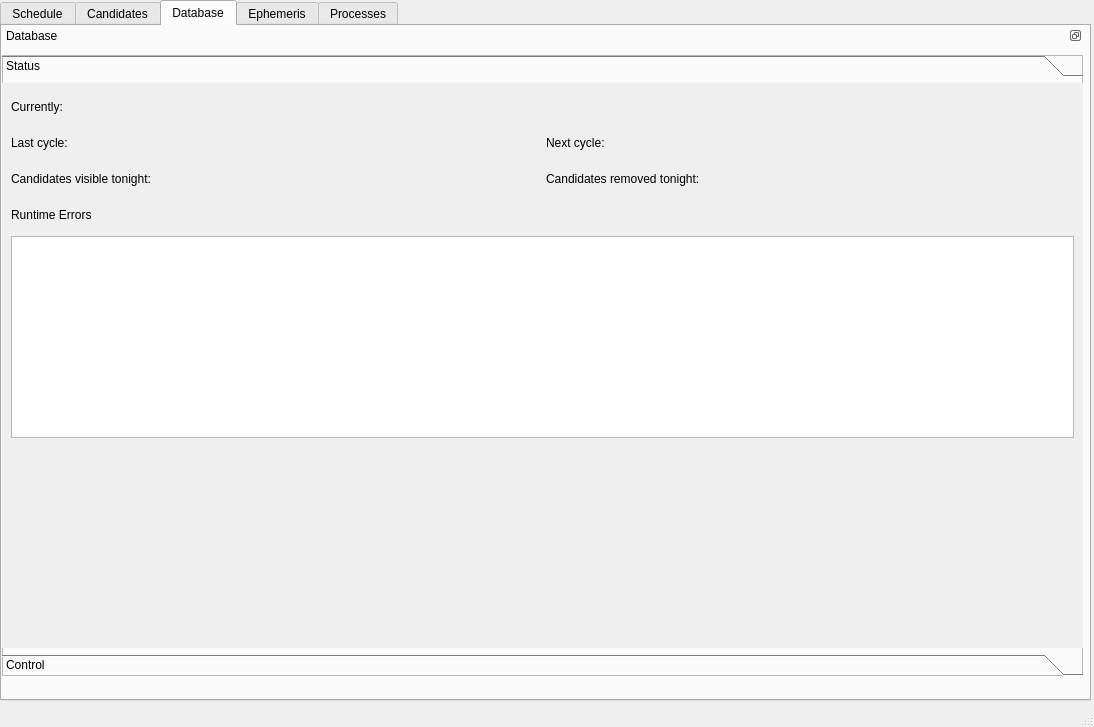
Old version of the form MaestroCore/GUI/mainwindow.ui in the repository sagesanto/scheduler.
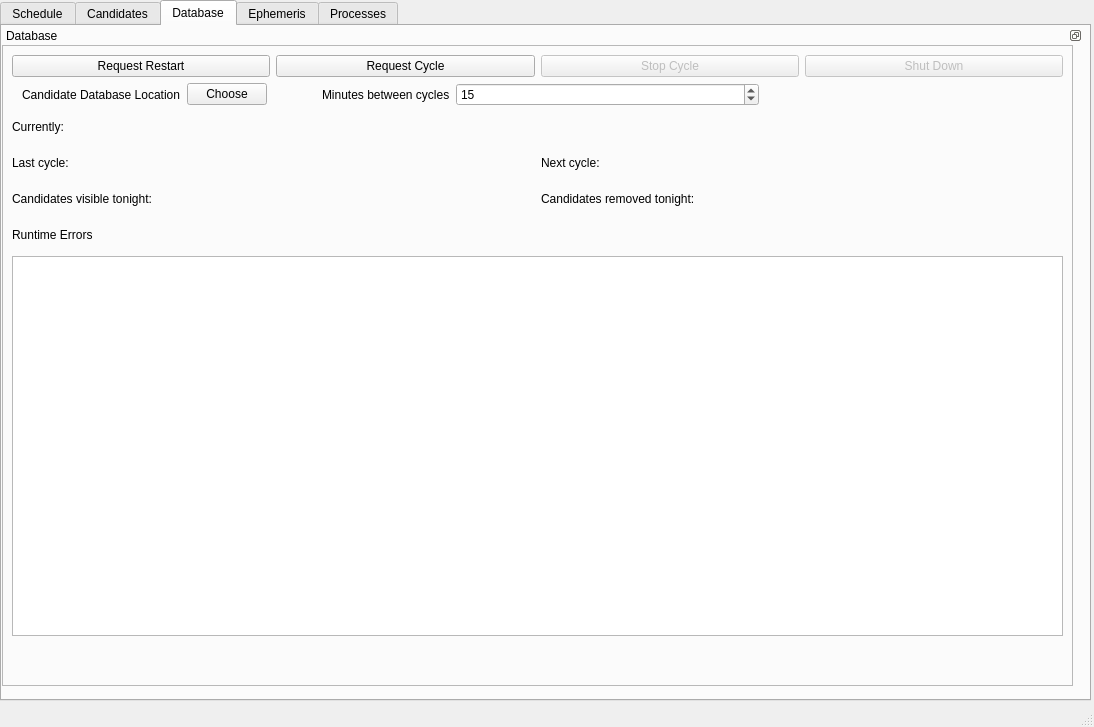
New version of the form. The open tabs and pages were chosen to show the change. Custom widgets are drawn as their Qt base class.

Commit message: aesthetic changes to db page, added hard mode but haven't tested it lol. need to add functionality to Show All Candidates checkbox

```diff
--- a/MaestroCore/GUI/mainwindow.ui
+++ b/MaestroCore/GUI/mainwindow.ui
@@ -467,9 +467,9 @@
         <property name="geometry">
          <rect>
           <x>0</x>
-          <y>10</y>
-          <width>1081</width>
-          <height>621</height>
+          <y>0</y>
+          <width>1071</width>
+          <height>641</height>
          </rect>
         </property>
         <property name="sizePolicy">
@@ -487,195 +487,11 @@
         <property name="lineWidth">
          <number>1</number>
         </property>
-        <widget class="QToolBox" name="dbToolbox">
-         <property name="geometry">
-          <rect>
-           <x>0</x>
-           <y>0</y>
-           <width>1081</width>
-           <height>621</height>
-          </rect>
-         </property>
-         <property name="sizePolicy">
-          <sizepolicy hsizetype="Preferred" vsizetype="Preferred">
-           <horstretch>0</horstretch>
-           <verstretch>0</verstretch>
-          </sizepolicy>
-         </property>
-         <property name="currentIndex">
-          <number>0</number>
-         </property>
-         <widget class="QWidget" name="statusPage">
-          <property name="geometry">
-           <rect>
-            <x>0</x>
-            <y>0</y>
-            <width>1081</width>
-            <height>551</height>
-           </rect>
-          </property>
-          <attribute name="label">
-           <string>Status</string>
-          </attribute>
-          <layout class="QVBoxLayout" name="verticalLayout">
+        <layout class="QVBoxLayout" name="verticalLayout_7">
            <item>
-            <layout class="QHBoxLayout" name="horizontalLayout_8">
+          <layout class="QVBoxLayout" name="verticalLayout_5">
              <item>
-              <widget class="QLabel" name="label_6">
-               <property name="minimumSize">
-                <size>
-                 <width>0</width>
-                 <height>30</height>
-                </size>
-               </property>
-               <property name="text">
-                <string>Currently:</string>
-               </property>
-              </widget>
-             </item>
-            </layout>
-           </item>
-           <item>
-            <layout class="QHBoxLayout" name="horizontalLayout_3">
-             <property name="sizeConstraint">
-              <enum>QLayout::SetDefaultConstraint</enum>
-             </property>
-             <item>
-              <widget class="QLabel" name="label">
-               <property name="sizePolicy">
-                <sizepolicy hsizetype="Preferred" vsizetype="Minimum">
-                 <horstretch>0</horstretch>
-                 <verstretch>0</verstretch>
-                </sizepolicy>
-               </property>
-               <property name="minimumSize">
-                <size>
-                 <width>0</width>
-                 <height>30</height>
-                </size>
-               </property>
-               <property name="text">
-                <string>Last cycle:</string>
-               </property>
-              </widget>
-             </item>
-             <item>
-              <widget class="QLabel" name="label_2">
-               <property name="text">
-                <string>Next cycle:</string>
-               </property>
-              </widget>
-             </item>
-            </layout>
-           </item>
-           <item>
-            <layout class="QHBoxLayout" name="horizontalLayout_4">
-             <item>
-              <widget class="QLabel" name="label_4">
-               <property name="minimumSize">
-                <size>
-                 <width>0</width>
-                 <height>30</height>
-                </size>
-               </property>
-               <property name="text">
-                <string>Candidates visible tonight:</string>
-               </property>
-              </widget>
-             </item>
-             <item>
-              <widget class="QLabel" name="label_5">
-               <property name="text">
-                <string>Candidates removed tonight:</string>
-               </property>
-              </widget>
-             </item>
-            </layout>
-           </item>
-           <item>
-            <layout class="QVBoxLayout" name="verticalLayout_2">
-             <item>
-              <widget class="QLabel" name="label_3">
-               <property name="sizePolicy">
-                <sizepolicy hsizetype="Preferred" vsizetype="Preferred">
-                 <horstretch>0</horstretch>
-                 <verstretch>0</verstretch>
-                </sizepolicy>
-               </property>
-               <property name="minimumSize">
-                <size>
-                 <width>0</width>
-                 <height>30</height>
-                </size>
-               </property>
-               <property name="text">
-                <string>Runtime Errors</string>
-               </property>
-              </widget>
-             </item>
-             <item>
-              <widget class="QTableView" name="tableView">
-               <property name="sizePolicy">
-                <sizepolicy hsizetype="Preferred" vsizetype="Expanding">
-                 <horstretch>0</horstretch>
-                 <verstretch>0</verstretch>
-                </sizepolicy>
-               </property>
-               <property name="sizeAdjustPolicy">
-                <enum>QAbstractScrollArea::AdjustToContents</enum>
-               </property>
-               <property name="sortingEnabled">
-                <bool>true</bool>
-               </property>
-               <attribute name="verticalHeaderShowSortIndicator" stdset="0">
-                <bool>true</bool>
-               </attribute>
-              </widget>
-             </item>
-             <item>
-              <spacer name="verticalSpacer_2">
-               <property name="orientation">
-                <enum>Qt::Vertical</enum>
-               </property>
-               <property name="sizeType">
-                <enum>QSizePolicy::Expanding</enum>
-               </property>
-               <property name="sizeHint" stdset="0">
-                <size>
-                 <width>20</width>
-                 <height>40</height>
-                </size>
-               </property>
-              </spacer>
-             </item>
-            </layout>
-           </item>
-          </layout>
-         </widget>
-         <widget class="QWidget" name="dbControlPage">
-          <property name="geometry">
-           <rect>
-            <x>0</x>
-            <y>0</y>
-            <width>1081</width>
-            <height>551</height>
-           </rect>
-          </property>
-          <attribute name="label">
-           <string>Control</string>
-          </attribute>
-          <widget class="QWidget" name="verticalLayoutWidget_2">
-           <property name="geometry">
-            <rect>
-             <x>0</x>
-             <y>0</y>
-             <width>1021</width>
-             <height>501</height>
-            </rect>
-           </property>
-           <layout class="QVBoxLayout" name="verticalLayout_3">
-            <item>
-             <layout class="QHBoxLayout" name="horizontalLayout_6">
+            <layout class="QHBoxLayout" name="horizontalLayout_13">
               <item>
                <widget class="QPushButton" name="requestDbRestartButton">
                 <property name="text">
@@ -713,7 +529,7 @@
              </layout>
             </item>
             <item>
-             <layout class="QHBoxLayout" name="horizontalLayout_7">
+            <layout class="QHBoxLayout" name="horizontalLayout_15">
               <item>
                <layout class="QHBoxLayout" name="horizontalLayout_11">
                 <property name="leftMargin">
@@ -804,8 +620,120 @@
               </item>
              </layout>
             </item>
+          </layout>
+         </item>
             <item>
-             <spacer name="verticalSpacer">
+          <widget class="QLabel" name="label_6">
+           <property name="minimumSize">
+            <size>
+             <width>0</width>
+             <height>30</height>
+            </size>
+           </property>
+           <property name="text">
+            <string>Currently:</string>
+           </property>
+          </widget>
+         </item>
+         <item>
+          <layout class="QHBoxLayout" name="horizontalLayout_3">
+           <property name="sizeConstraint">
+            <enum>QLayout::SetDefaultConstraint</enum>
+           </property>
+           <item>
+            <widget class="QLabel" name="label">
+             <property name="sizePolicy">
+              <sizepolicy hsizetype="Preferred" vsizetype="Minimum">
+               <horstretch>0</horstretch>
+               <verstretch>0</verstretch>
+              </sizepolicy>
+             </property>
+             <property name="minimumSize">
+              <size>
+               <width>0</width>
+               <height>30</height>
+              </size>
+             </property>
+             <property name="text">
+              <string>Last cycle:</string>
+             </property>
+            </widget>
+           </item>
+           <item>
+            <widget class="QLabel" name="label_2">
+             <property name="text">
+              <string>Next cycle:</string>
+             </property>
+            </widget>
+           </item>
+          </layout>
+         </item>
+         <item>
+          <layout class="QHBoxLayout" name="horizontalLayout_4">
+           <item>
+            <widget class="QLabel" name="label_4">
+             <property name="minimumSize">
+              <size>
+               <width>0</width>
+               <height>30</height>
+              </size>
+             </property>
+             <property name="text">
+              <string>Candidates visible tonight:</string>
+             </property>
+            </widget>
+           </item>
+           <item>
+            <widget class="QLabel" name="label_5">
+             <property name="text">
+              <string>Candidates removed tonight:</string>
+             </property>
+            </widget>
+           </item>
+          </layout>
+         </item>
+         <item>
+          <layout class="QVBoxLayout" name="verticalLayout_2">
+           <item>
+            <widget class="QLabel" name="label_3">
+             <property name="sizePolicy">
+              <sizepolicy hsizetype="Preferred" vsizetype="Preferred">
+               <horstretch>0</horstretch>
+               <verstretch>0</verstretch>
+              </sizepolicy>
+             </property>
+             <property name="minimumSize">
+              <size>
+               <width>0</width>
+               <height>30</height>
+              </size>
+             </property>
+             <property name="text">
+              <string>Runtime Errors</string>
+             </property>
+            </widget>
+           </item>
+           <item>
+            <widget class="QTableView" name="tableView">
+             <property name="sizePolicy">
+              <sizepolicy hsizetype="Preferred" vsizetype="Expanding">
+               <horstretch>0</horstretch>
+               <verstretch>0</verstretch>
+              </sizepolicy>
+             </property>
+             <property name="sizeAdjustPolicy">
+              <enum>QAbstractScrollArea::AdjustToContents</enum>
+             </property>
+             <property name="sortingEnabled">
+              <bool>true</bool>
+             </property>
+             <attribute name="verticalHeaderShowSortIndicator" stdset="0">
+              <bool>true</bool>
+             </attribute>
+            </widget>
+           </item>
+           <item>
+            <spacer name="verticalSpacer_2">
               <property name="orientation">
                <enum>Qt::Vertical</enum>
               </property>
@@ -821,9 +749,8 @@
              </spacer>
             </item>
            </layout>
-          </widget>
-         </widget>
-        </widget>
+         </item>
+        </layout>
        </widget>
       </widget>
      </widget>
```
Left out of the diff: 12 changed lines with no effect on the pictures. Lines whose indentation alone changed are shown as unchanged. The commit also changes 3 other files.
